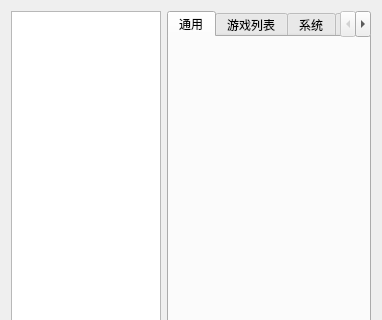
First picture: the form in src/yuzu/configuration/configure.ui, repository formylover/yuzu-early-access, before the edit; both pictures show x 0 to 382 and y 0 to 320 of the 382 by 650 pixel window.
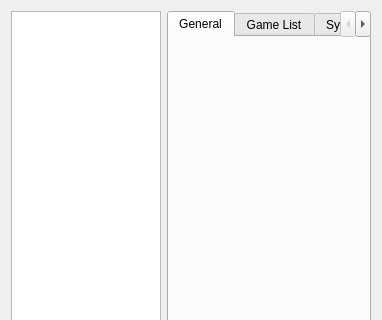
Second picture: the form after the edit. Custom widgets are drawn as their Qt base class.

Patch:
```diff
--- a/src/yuzu/configuration/configure.ui
+++ b/src/yuzu/configuration/configure.ui
@@ -45,67 +45,67 @@
        </property>
        <widget class="ConfigureGeneral" name="generalTab">
         <attribute name="title">
-         <string>通用</string>
+         <string>General</string>
         </attribute>
        </widget>
        <widget class="ConfigureUi" name="uiTab">
         <attribute name="title">
-         <string>游戏列表</string>
+         <string>Game List</string>
         </attribute>
        </widget>
        <widget class="ConfigureSystem" name="systemTab">
         <attribute name="title">
-         <string>系统</string>
+         <string>System</string>
         </attribute>
        </widget>
        <widget class="ConfigureProfileManager" name="profileManagerTab">
         <attribute name="title">
-         <string>简介</string>
+         <string>Profiles</string>
         </attribute>
        </widget>
        <widget class="ConfigureFilesystem" name="filesystemTab">
         <attribute name="title">
-         <string>文件系统</string>
+         <string>Filesystem</string>
         </attribute>
        </widget>
        <widget class="ConfigureInputSimple" name="inputTab">
         <attribute name="title">
-         <string>输入</string>
+         <string>Input</string>
         </attribute>
        </widget>
        <widget class="ConfigureHotkeys" name="hotkeysTab">
         <attribute name="title">
-         <string>热键</string>
+         <string>Hotkeys</string>
         </attribute>
        </widget>
        <widget class="ConfigureGraphics" name="graphicsTab">
         <attribute name="title">
-         <string>图形</string>
+         <string>Graphics</string>
         </attribute>
        </widget>
        <widget class="ConfigureGraphicsAdvanced" name="graphicsAdvancedTab">
         <attribute name="title">
-         <string>图形高级</string>
+         <string>GraphicsAdvanced</string>
         </attribute>
        </widget>
        <widget class="ConfigureAudio" name="audioTab">
         <attribute name="title">
-         <string>声音</string>
+         <string>Audio</string>
         </attribute>
        </widget>
        <widget class="ConfigureDebug" name="debugTab">
         <attribute name="title">
-         <string>调试</string>
+         <string>Debug</string>
         </attribute>
        </widget>
        <widget class="ConfigureWeb" name="webTab">
         <attribute name="title">
-         <string>网络</string>
+         <string>Web</string>
         </attribute>
        </widget>
        <widget class="ConfigureService" name="serviceTab">
         <attribute name="title">
-         <string>服务</string>
+         <string>Services</string>
         </attribute>
        </widget>
       </widget>
```
Left out of the diff: 2 changed lines with no effect on the pictures.
